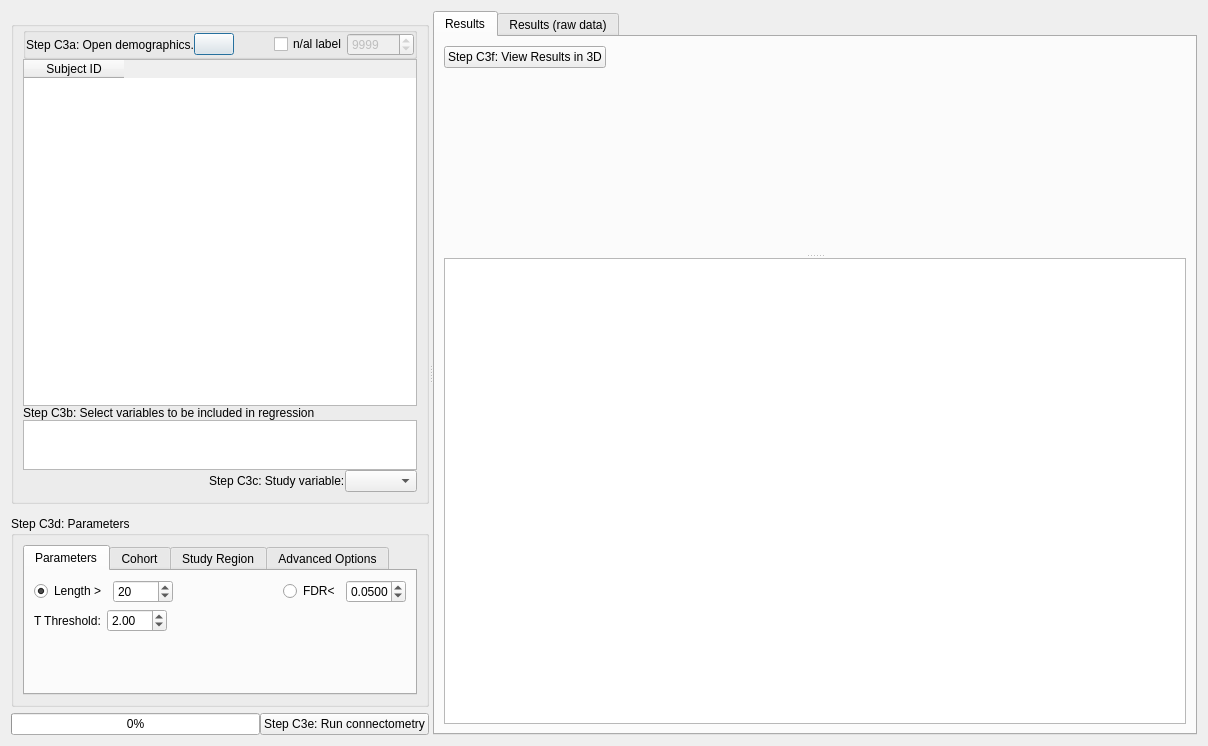
First picture: the form in connectometry/group_connectometry.ui, repository frankyeh/DSI-Studio, before the edit.
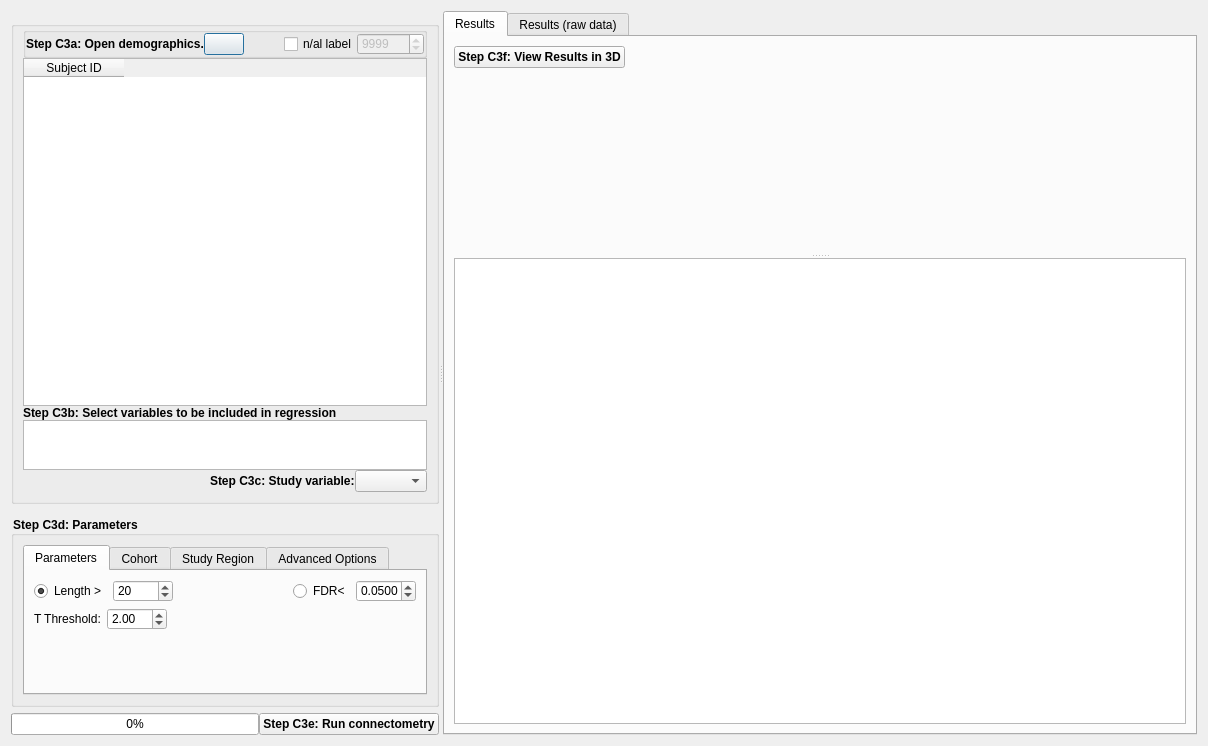
Second picture: the form after the edit. Icons and pictures are not drawn.

Commit message: [GUI] revise connectometry GUI

What changed in the file:
```diff
--- a/connectometry/group_connectometry.ui
+++ b/connectometry/group_connectometry.ui
@@ -17,6 +17,9 @@
    <iconset resource="../icons.qrc">
     <normaloff>:/icons/icons/axial.xpm</normaloff>:/icons/icons/axial.xpm</iconset>
   </property>
+  <property name="styleSheet">
+   <string notr="true">QGroupBox { font-weight: bold; } </string>
+  </property>
   <layout class="QHBoxLayout" name="horizontalLayout">
    <item>
     <widget class="QSplitter" name="splitter">
@@ -101,6 +104,12 @@
                </property>
                <item>
                 <widget class="QLabel" name="open_instruction_2">
+                 <property name="font">
+                  <font>
+                   <weight>75</weight>
+                   <bold>true</bold>
+                  </font>
+                 </property>
                  <property name="text">
                   <string>Step C3a: Open demographics.</string>
                  </property>
@@ -229,6 +238,12 @@
               <verstretch>0</verstretch>
              </sizepolicy>
             </property>
+            <property name="font">
+             <font>
+              <weight>75</weight>
+              <bold>true</bold>
+             </font>
+            </property>
             <property name="text">
              <string>Step C3b: Select variables to be included in regression</string>
             </property>
@@ -285,6 +300,12 @@
                 <height>16777215</height>
                </size>
               </property>
+              <property name="font">
+               <font>
+                <weight>75</weight>
+                <bold>true</bold>
+               </font>
+              </property>
               <property name="text">
                <string>Step C3c: Study variable:</string>
               </property>
@@ -1088,6 +1109,12 @@
            <property name="enabled">
             <bool>true</bool>
            </property>
+           <property name="font">
+            <font>
+             <weight>75</weight>
+             <bold>true</bold>
+            </font>
+           </property>
            <property name="text">
             <string>Step C3e: Run connectometry</string>
            </property>
@@ -1123,6 +1150,12 @@
             <property name="enabled">
              <bool>true</bool>
             </property>
+            <property name="font">
+             <font>
+              <weight>75</weight>
+              <bold>true</bold>
+             </font>
+            </property>
             <property name="text">
              <string>Step C3f: View Results in 3D</string>
             </property>
```
The commit also changes 1 other file.
